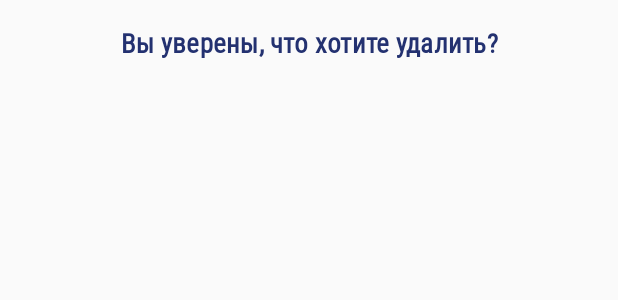
After one commit to emikoo/SimpleCalculator, an Android app: the layout custom_dialog.xml on its own in the app's theme, with its tools: preview values and no code run, on a phone screen of 412 x 824 dp. The commit adds this screen. Shown: the top 300 px of the screen. Run offline under Robolectric (Android 15) with nearby library versions, the phone set to English and light mode, and no system bars.

Commit message:
onLongItemClick, AlertDialog, Snackbar

```diff
--- a/app/src/main/java/com/example/firsthomework/ui/detail_news/DetailNewsActivity.kt
+++ b/app/src/main/java/com/example/firsthomework/ui/detail_news/DetailNewsActivity.kt
@@ -15,7 +15,7 @@ class DetailNewsActivity : AppCompatActivity() {
     }
 
     private fun getDataFromMain(){
-        val item = intent.getSerializableExtra("news") as News
+        val item = intent?.getSerializableExtra("news") as News
         setDataToViews(item)
     }
 
--- a/app/src/main/res/drawable/button.xml
+++ b/app/src/main/res/drawable/button.xml
@@ -1,7 +1,7 @@
 <?xml version="1.0" encoding="utf-8"?>
 <shape xmlns:android="http://schemas.android.com/apk/res/android">
   android:shape="rectangle">
-  <solid android:color="@color/colorBlack"/>
+  <solid android:color="@color/colorBlue"/>
 
   <corners android:radius="8dp"/>
 </shape>
--- /dev/null
+++ b/app/src/main/res/layout/custom_dialog.xml
@@ -0,0 +1,20 @@
+<?xml version="1.0" encoding="utf-8"?>
+<androidx.constraintlayout.widget.ConstraintLayout xmlns:android="http://schemas.android.com/apk/res/android"
+    android:layout_width="match_parent"
+    android:layout_height="match_parent"
+    android:layout_margin="@dimen/margin_dp_8"
+    xmlns:app="http://schemas.android.com/apk/res-auto">
+
+    <TextView
+        android:id="@+id/title_dialog"
+        style="@style/dialogTitle"
+        android:text="@string/title_dialog"
+        android:layout_width="match_parent"
+        android:layout_height="wrap_content"
+        app:layout_constraintTop_toTopOf="parent"
+        app:layout_constraintStart_toStartOf="parent"
+        app:layout_constraintEnd_toEndOf="parent"/>
+
+
+
+</androidx.constraintlayout.widget.ConstraintLayout>
--- a/app/src/main/res/values/colors.xml
+++ b/app/src/main/res/values/colors.xml
@@ -9,4 +9,5 @@
     <color name="colorYellow">#F1BA0F</color>
     <color name="colorGrey">#8A8A8A</color>
     <color name="colorRed">#9A1126</color>
+    <color name="colorBlue">#233170</color>
 </resources>
--- a/app/src/main/res/values/strings.xml
+++ b/app/src/main/res/values/strings.xml
@@ -1,5 +1,5 @@
 <resources>
     <string name="app_name">FirstHomeWork</string>
-    <string name="title">Крупнейшие\nМегаполисы\nЯпонии</string>
-    <string name="go">GO</string>
+    <string name="string">title</string>
+    <string name="title_dialog">Вы уверены, что хотите удалить?</string>
 </resources>
--- a/app/src/main/res/values/styles.xml
+++ b/app/src/main/res/values/styles.xml
@@ -50,5 +50,22 @@
         <item name="android:padding">@dimen/padding_dp_16</item>
     </style>
 
+    <style name="dialogTitle" parent="MaterialAlertDialog.MaterialComponents.Title.Text">
+        <item name="android:textColor">@color/colorBlue</item>
+        <item name="android:textAlignment">center</item>
+        <item name="android:layout_gravity">center</item>
+        <item name="android:padding">@dimen/padding_8_dp</item>
+        <item name="android:textSize">@dimen/text_size_sp_18</item>
+        <item name="fontFamily">@font/roboto_condensed</item>
+        <item name="android:textStyle">bold</item>
+    </style>
 
+    <style name="dialogButton">
+        <item name="android:layout_width">@dimen/view_150_dp</item>
+        <item name="android:layout_height">wrap_content</item>
+        <item name="android:background">@drawable/button</item>
+        <item name="android:textSize">@dimen/text_size_sp_18</item>
+        <item name="android:textColor">@android:color/white</item>
+        <item name="android:fontFamily">@font/roboto_bold</item>
+    </style>
 </resources>
```
Also changed, not shown: app/src/main/java/com/example/firsthomework/UIHelper.kt (+9 -9 lines), app/src/main/java/com/example/firsthomework/ui/news/MainActivity.kt (+42 -2 lines), app/src/main/java/com/example/firsthomework/ui/news/NewsAdapter.kt (+16 -0 lines), app/src/main/res/font/roboto_condensed.ttf (added).
